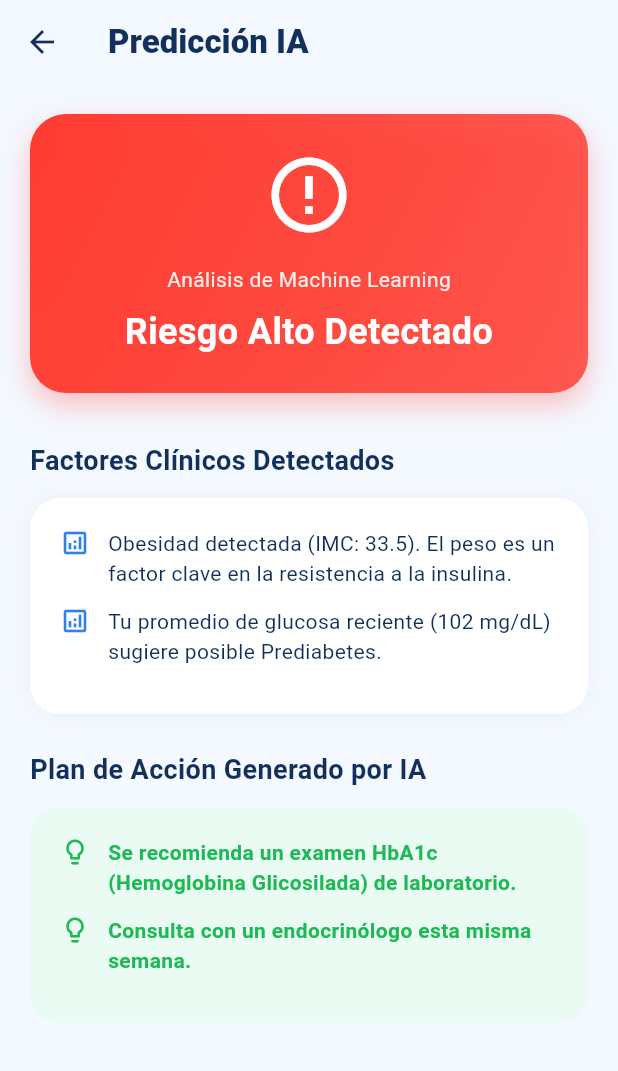
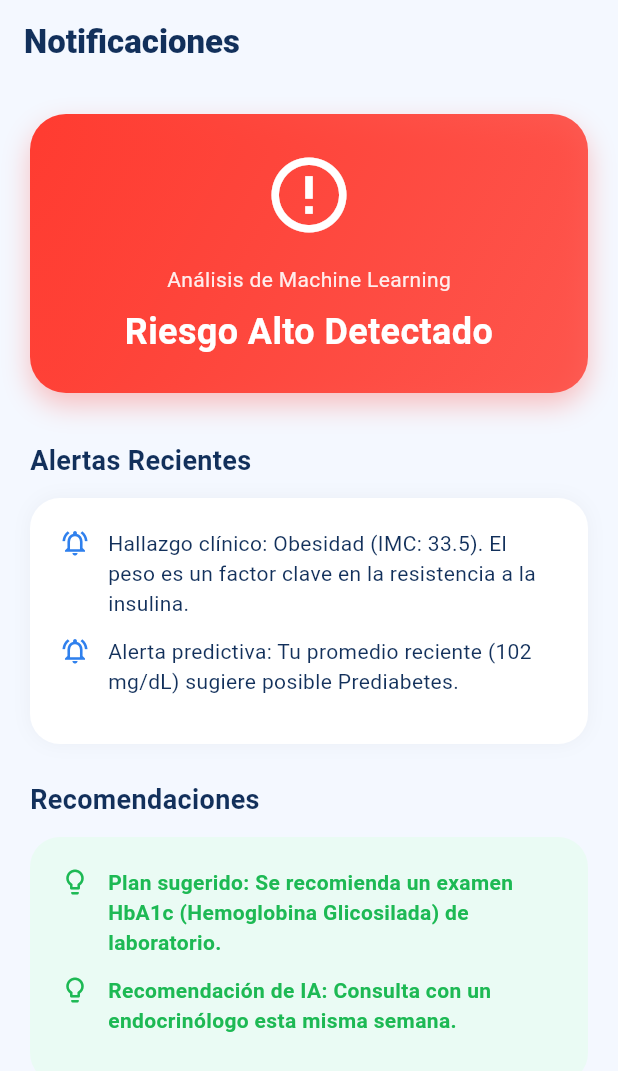
Before and after one commit to luchomarro/Dev.GlucoSmart, a Flutter app: the RecomendacionesScreen screen opened directly, on a phone screen of 412 x 824 dp. Shown: the top 1071 px of the screen. Run offline on Flutter 3.47's test engine with Material 3 defaults, Android fonts, the phone set to English and light mode, and no system bars; our stand-ins replace fl_chart, image_picker; statements that could not run were skipped.

Commit message:
Update recomendaciones.dart

```diff
--- a/lib/pantallazos/recomendaciones.dart
+++ b/lib/pantallazos/recomendaciones.dart
@@ -6,6 +6,9 @@ class RecomendacionesScreen extends StatelessWidget {
 
   @override
   Widget build(BuildContext context) {
+    return ListenableBuilder(
+        listenable: appState,
+        builder: (context, child) {
           final perfil = appState.perfil;
           final registros = appState.registros;
 
@@ -16,20 +19,20 @@ class RecomendacionesScreen extends StatelessWidget {
           // Factor A: IMC
           if (perfil.imc > 25.0 && perfil.imc < 30.0) {
             nivelRiesgo += 1;
-      alertas.add("Sobrepeso detectado (IMC: ${perfil.imc.toStringAsFixed(1)}).");
+            alertas.add("Tendencia detectada: Sobrepeso (IMC: ${perfil.imc.toStringAsFixed(1)}).");
           } else if (perfil.imc >= 30.0) {
             nivelRiesgo += 2;
-      alertas.add("Obesidad detectada (IMC: ${perfil.imc.toStringAsFixed(1)}). El peso es un factor clave en la resistencia a la insulina.");
+            alertas.add("Hallazgo clínico: Obesidad (IMC: ${perfil.imc.toStringAsFixed(1)}). El peso es un factor clave en la resistencia a la insulina.");
           }
 
           // Factor B: Condiciones genéticas y de estilo de vida
           if (perfil.condicionesMedicas.contains('Familiares con diabetes')) {
             nivelRiesgo += 1;
-      alertas.add("Antecedentes genéticos incrementan la predisposición.");
+            alertas.add("Factor de riesgo: Antecedentes familiares incrementan la predisposición.");
           }
           if (perfil.condicionesMedicas.contains('Sedentarismo')) {
             nivelRiesgo += 1;
-      sugerencias.add("Inicia rutinas de caminata de 30 minutos diarios.");
+            sugerencias.add("Recomendación de IA: Inicia rutinas de caminata de 30 minutos diarios.");
           }
 
           // Factor C: Análisis de Historial de Glucosa
@@ -38,10 +41,10 @@ class RecomendacionesScreen extends StatelessWidget {
             double promGlucosa = regGlucosa.map((r) => r.glucosa!).reduce((a, b) => a + b) / regGlucosa.length;
             if (promGlucosa >= 100 && promGlucosa < 125) {
               nivelRiesgo += 1;
-        alertas.add("Tu promedio de glucosa reciente (${promGlucosa.toStringAsFixed(0)} mg/dL) sugiere posible Prediabetes.");
+              alertas.add("Alerta predictiva: Tu promedio reciente (${promGlucosa.toStringAsFixed(0)} mg/dL) sugiere posible Prediabetes.");
             } else if (promGlucosa >= 125) {
               nivelRiesgo += 2;
-        alertas.add("Promedio de glucosa alto (${promGlucosa.toStringAsFixed(0)} mg/dL). Consulta a un médico inmediatamente.");
+              alertas.add("Atención requerida: Promedio de glucosa alto (${promGlucosa.toStringAsFixed(0)} mg/dL). Consulta a un médico inmediatamente.");
             }
           }
 
@@ -52,28 +55,30 @@ class RecomendacionesScreen extends StatelessWidget {
           IconData iconoDiagnostico = Icons.check_circle;
 
           if (nivelRiesgo == 0) {
-      tituloDiagnostico = "Riesgo Bajo de Diabetes";
+            tituloDiagnostico = "Riesgo Bajo Detectado";
             colorDiagnostico = const Color(0xFF1DB954);
-      sugerencias.add("Mantén tu excelente estilo de vida y dieta balanceada.");
+            sugerencias.add("Sugerencia de bienestar: Mantén tu excelente estilo de vida y dieta balanceada.");
           } else if (nivelRiesgo == 1) {
             tituloDiagnostico = "Riesgo Moderado / Prediabetes";
-      colorDiagnostico = const Color(0xFFF59E0B); // Naranja
+            colorDiagnostico = const Color(0xFFF59E0B);
             iconoDiagnostico = Icons.warning_amber_rounded;
-      sugerencias.add("Reduce el consumo de azúcares procesados.");
-      sugerencias.add("Aumenta tu actividad física semanal a 150 minutos.");
+            sugerencias.add("Plan sugerido: Reduce el consumo de azúcares procesados.");
+            sugerencias.add("Recomendación de IA: Aumenta tu actividad física semanal a 150 minutos.");
           } else {
             tituloDiagnostico = "Riesgo Alto Detectado";
-      colorDiagnostico = const Color(0xFFFF3B30); // Rojo
+            colorDiagnostico = const Color(0xFFFF3B30);
             iconoDiagnostico = Icons.error_outline;
-      sugerencias.add("Se recomienda un examen HbA1c (Hemoglobina Glicosilada) de laboratorio.");
-      sugerencias.add("Consulta con un endocrinólogo esta misma semana.");
+            sugerencias.add("Plan sugerido: Se recomienda un examen HbA1c (Hemoglobina Glicosilada) de laboratorio.");
+            sugerencias.add("Recomendación de IA: Consulta con un endocrinólogo esta misma semana.");
           }
 
           return Scaffold(
             backgroundColor: const Color(0xFFF4F8FF),
             appBar: AppBar(
-        title: const Text("Predicción IA", style: TextStyle(fontWeight: FontWeight.w800, color: Color(0xFF12305B))),
-        backgroundColor: Colors.transparent, elevation: 0, iconTheme: const IconThemeData(color: Color(0xFF12305B)),
+              title: const Text("Notificaciones", style: TextStyle(fontWeight: FontWeight.w800, color: Color(0xFF12305B))),
+              backgroundColor: Colors.transparent,
+              elevation: 0,
+              automaticallyImplyLeading: false, // <-- Como ahora es pestaña principal, quitamos la flecha de retroceso
             ),
             body: SingleChildScrollView(
               padding: const EdgeInsets.all(20),
@@ -98,20 +103,21 @@ class RecomendacionesScreen extends StatelessWidget {
                     ),
                   ),
                   const SizedBox(height: 32),
-            const Text("Factores Clínicos Detectados", style: TextStyle(fontSize: 18, fontWeight: FontWeight.bold, color: Color(0xFF12305B))),
+
+                  const Text("Alertas Recientes", style: TextStyle(fontSize: 18, fontWeight: FontWeight.bold, color: Color(0xFF12305B))),
                   const SizedBox(height: 12),
                   Container(
                     width: double.infinity, padding: const EdgeInsets.all(20),
                     decoration: BoxDecoration(color: Colors.white, borderRadius: BorderRadius.circular(20), boxShadow: const [BoxShadow(color: Color(0x0A000000), blurRadius: 10)]),
                     child: alertas.isEmpty
-                  ? const Text("No se detectaron factores de riesgo significativos en tu perfil.", style: TextStyle(color: Color(0xFF6B7280)))
+                        ? const Text("No hay notificaciones ni tendencias de riesgo nuevas.", style: TextStyle(color: Color(0xFF6B7280)))
                         : Column(
                       children: alertas.map((alerta) => Padding(
                         padding: const EdgeInsets.only(bottom: 12),
                         child: Row(
                           crossAxisAlignment: CrossAxisAlignment.start,
                           children: [
-                      const Icon(Icons.analytics_outlined, color: Color(0xFF2F80ED), size: 20),
+                            const Icon(Icons.notifications_active_outlined, color: Color(0xFF2F80ED), size: 20),
                             const SizedBox(width: 12),
                             Expanded(child: Text(alerta, style: const TextStyle(color: Color(0xFF12305B)))),
                           ],
@@ -120,7 +126,8 @@ class RecomendacionesScreen extends StatelessWidget {
                     ),
                   ),
                   const SizedBox(height: 24),
-            const Text("Plan de Acción Generado por IA", style: TextStyle(fontSize: 18, fontWeight: FontWeight.bold, color: Color(0xFF12305B))),
+
+                  const Text("Recomendaciones", style: TextStyle(fontSize: 18, fontWeight: FontWeight.bold, color: Color(0xFF12305B))),
                   const SizedBox(height: 12),
                   Container(
                     width: double.infinity, padding: const EdgeInsets.all(20),
@@ -139,9 +146,12 @@ class RecomendacionesScreen extends StatelessWidget {
                       )).toList(),
                     ),
                   ),
+                  const SizedBox(height: 80), // Espacio para que no lo tape la barra de abajo
                 ],
               ),
             ),
           );
         }
+    );
   }
+}
```
Lines whose indentation alone changed are shown as unchanged.
